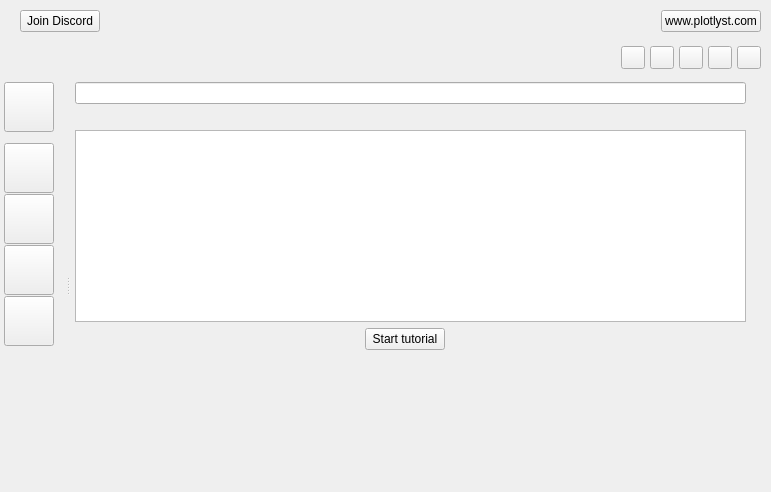
Old version of the form ui/home_view.ui in the repository zkovari/plotlyst.
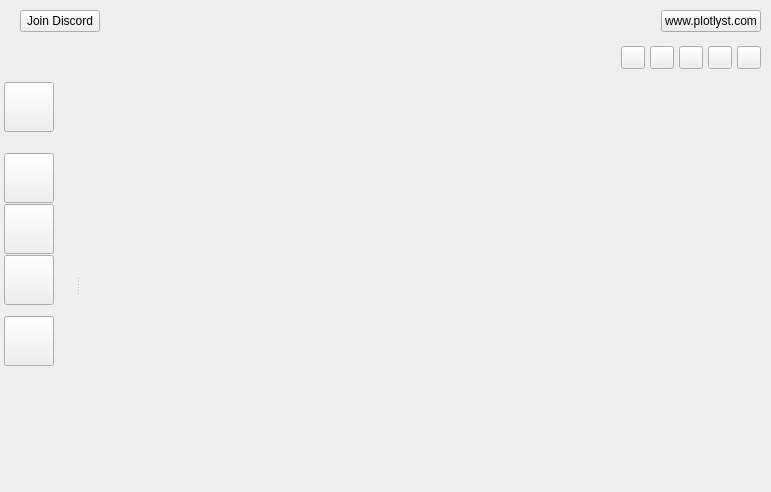
New version of the form. The open tabs and pages were chosen to show the change.

```diff
--- a/ui/home_view.ui
+++ b/ui/home_view.ui
@@ -285,7 +285,7 @@
           <property name="sizeHint" stdset="0">
            <size>
             <width>20</width>
-            <height>10</height>
+            <height>20</height>
            </size>
           </property>
          </spacer>
@@ -354,53 +354,7 @@
            <cursorShape>PointingHandCursor</cursorShape>
           </property>
           <property name="toolTip">
-           <string>Tutorials</string>
-          </property>
-          <property name="text">
-           <string/>
-          </property>
-          <property name="iconSize">
-           <size>
-            <width>32</width>
-            <height>32</height>
-           </size>
-          </property>
-          <property name="checkable">
-           <bool>true</bool>
-          </property>
-          <property name="base" stdset="0">
-           <bool>false</bool>
-          </property>
-          <property name="main-navbar" stdset="0">
-           <bool>true</bool>
-          </property>
-          <property name="transparent" stdset="0">
-           <bool>true</bool>
-          </property>
-          <attribute name="buttonGroup">
-           <string notr="true">buttonGroup</string>
-          </attribute>
-         </widget>
-        </item>
-        <item>
-         <widget class="QToolButton" name="btnProgress">
-          <property name="minimumSize">
-           <size>
-            <width>50</width>
-            <height>50</height>
-           </size>
-          </property>
-          <property name="maximumSize">
-           <size>
-            <width>50</width>
-            <height>50</height>
-           </size>
-          </property>
-          <property name="cursor">
-           <cursorShape>PointingHandCursor</cursorShape>
-          </property>
-          <property name="toolTip">
-           <string>Progress tracking</string>
+           <string>Patrons</string>
           </property>
           <property name="text">
            <string/>
@@ -474,6 +428,68 @@
           </attribute>
          </widget>
         </item>
+        <item>
+         <spacer name="verticalSpacer_8">
+          <property name="orientation">
+           <enum>Qt::Vertical</enum>
+          </property>
+          <property name="sizeType">
+           <enum>QSizePolicy::Fixed</enum>
+          </property>
+          <property name="sizeHint" stdset="0">
+           <size>
+            <width>20</width>
+            <height>10</height>
+           </size>
+          </property>
+         </spacer>
+        </item>
+        <item>
+         <widget class="QToolButton" name="btnKnowledgeBase">
+          <property name="minimumSize">
+           <size>
+            <width>50</width>
+            <height>50</height>
+           </size>
+          </property>
+          <property name="maximumSize">
+           <size>
+            <width>50</width>
+            <height>50</height>
+           </size>
+          </property>
+          <property name="cursor">
+           <cursorShape>PointingHandCursor</cursorShape>
+          </property>
+          <property name="toolTip">
+           <string>Knowledge base</string>
+          </property>
+          <property name="text">
+           <string/>
+          </property>
+          <property name="iconSize">
+           <size>
+            <width>32</width>
+            <height>32</height>
+           </size>
+          </property>
+          <property name="checkable">
+           <bool>true</bool>
+          </property>
+          <property name="base" stdset="0">
+           <bool>false</bool>
+          </property>
+          <property name="main-navbar" stdset="0">
+           <bool>true</bool>
+          </property>
+          <property name="transparent" stdset="0">
+           <bool>true</bool>
+          </property>
+          <attribute name="buttonGroup">
+           <string notr="true">buttonGroup</string>
+          </attribute>
+         </widget>
+        </item>
         <item>
          <spacer name="verticalSpacer">
           <property name="orientation">
@@ -809,7 +825,7 @@
                      <rect>
                       <x>0</x>
                       <y>0</y>
-                      <width>86</width>
+                      <width>98</width>
                       <height>40</height>
                      </rect>
                     </property>
@@ -840,202 +856,6 @@
          </item>
         </layout>
        </widget>
-       <widget class="QWidget" name="pageTutorials">
-        <layout class="QHBoxLayout" name="horizontalLayout_10">
-         <property name="spacing">
-          <number>0</number>
-         </property>
-         <property name="leftMargin">
-          <number>0</number>
-         </property>
-         <property name="topMargin">
-          <number>0</number>
-         </property>
-         <property name="rightMargin">
-          <number>0</number>
-         </property>
-         <property name="bottomMargin">
-          <number>0</number>
-         </property>
-         <item>
-          <widget class="QSplitter" name="splitterTutorials">
-           <property name="orientation">
-            <enum>Qt::Horizontal</enum>
-           </property>
-           <property name="childrenCollapsible">
-            <bool>false</bool>
-           </property>
-           <widget class="QWidget" name="wdgTutorialsParent" native="true">
-            <property name="bg" stdset="0">
-             <bool>true</bool>
-            </property>
-            <layout class="QVBoxLayout" name="verticalLayout_8">
-             <property name="spacing">
-              <number>0</number>
-             </property>
-             <property name="leftMargin">
-              <number>2</number>
-             </property>
-             <property name="topMargin">
-              <number>20</number>
-             </property>
-             <property name="rightMargin">
-              <number>2</number>
-             </property>
-             <property name="bottomMargin">
-              <number>2</number>
-             </property>
-            </layout>
-           </widget>
-           <widget class="QStackedWidget" name="stackTutorial">
-            <property name="currentIndex">
-             <number>1</number>
-            </property>
-            <widget class="QWidget" name="pageTutorialsEmpty">
-             <layout class="QVBoxLayout" name="verticalLayout_11"/>
-            </widget>
-            <widget class="QWidget" name="pageTutorialDisplay">
-             <property name="relaxed-white-bg" stdset="0">
-              <bool>true</bool>
-             </property>
-             <layout class="QVBoxLayout" name="verticalLayout_14">
-              <property name="leftMargin">
-               <number>5</number>
-              </property>
-              <property name="topMargin">
-               <number>5</number>
-              </property>
-              <property name="rightMargin">
-               <number>5</number>
-              </property>
-              <property name="bottomMargin">
-               <number>5</number>
-              </property>
-              <item>
-               <widget class="QLineEdit" name="lineTutorialTitle">
-                <property name="alignment">
-                 <set>Qt::AlignCenter</set>
-                </property>
-                <property name="readOnly">
-                 <bool>true</bool>
-                </property>
-               </widget>
-              </item>
-              <item>
-               <spacer name="horizontalSpacer_12">
-                <property name="orientation">
-                 <enum>Qt::Horizontal</enum>
-                </property>
-                <property name="sizeHint" stdset="0">
-                 <size>
-                  <width>40</width>
-                  <height>20</height>
-                 </size>
-                </property>
-               </spacer>
-              </item>
-              <item>
-               <widget class="QTextBrowser" name="textTutorial">
-                <property name="rounded" stdset="0">
-                 <bool>true</bool>
-                </property>
-               </widget>
-              </item>
-              <item>
-               <layout class="QHBoxLayout" name="horizontalLayout_11">
-                <property name="spacing">
-                 <number>0</number>
-                </property>
-                <property name="rightMargin">
-                 <number>10</number>
-                </property>
-                <item alignment="Qt::AlignHCenter">
-                 <widget class="QPushButton" name="btnStartTutorial">
-                  <property name="cursor">
-                   <cursorShape>PointingHandCursor</cursorShape>
-                  </property>
-                  <property name="text">
-                   <string>Start tutorial</string>
-                  </property>
-                  <property name="base" stdset="0">
-                   <bool>true</bool>
-                  </property>
-                  <property name="positive" stdset="0">
-                   <bool>true</bool>
-                  </property>
-                  <property name="large" stdset="0">
-                   <bool>true</bool>
-                  </property>
-                 </widget>
-                </item>
-               </layout>
-              </item>
-              <item>
-               <spacer name="verticalSpacer_6">
-                <property name="orientation">
-                 <enum>Qt::Vertical</enum>
-                </property>
-                <property name="sizeHint" stdset="0">
-                 <size>
-                  <width>20</width>
-                  <height>40</height>
-                 </size>
-                </property>
-               </spacer>
-              </item>
-             </layout>
-            </widget>
-           </widget>
-          </widget>
-         </item>
-         <item>
-          <layout class="QVBoxLayout" name="verticalLayout_6">
-           <item>
-            <widget class="QWidget" name="wdgTutorialsChart" native="true"/>
-           </item>
-           <item>
-            <spacer name="verticalSpacer_3">
-             <property name="orientation">
-              <enum>Qt::Vertical</enum>
-             </property>
-             <property name="sizeHint" stdset="0">
-              <size>
-               <width>20</width>
-               <height>40</height>
-              </size>
-             </property>
-            </spacer>
-           </item>
-          </layout>
-         </item>
-        </layout>
-       </widget>
-       <widget class="QWidget" name="pageProgress">
-        <layout class="QVBoxLayout" name="verticalLayout_5">
-         <property name="spacing">
-          <number>0</number>
-         </property>
-         <property name="leftMargin">
-          <number>0</number>
-         </property>
-         <property name="topMargin">
-          <number>0</number>
-         </property>
-         <property name="rightMargin">
-          <number>0</number>
-         </property>
-         <property name="bottomMargin">
-          <number>0</number>
-         </property>
-         <item alignment="Qt::AlignHCenter">
-          <widget class="QLabel" name="label">
-           <property name="text">
-            <string>Coming soon</string>
-           </property>
-          </widget>
-         </item>
-        </layout>
-       </widget>
        <widget class="QWidget" name="pageRoadmap">
         <layout class="QVBoxLayout" name="verticalLayout_7">
          <property name="spacing">
```
Left out of the diff: 46 changed lines with no effect on the pictures.
